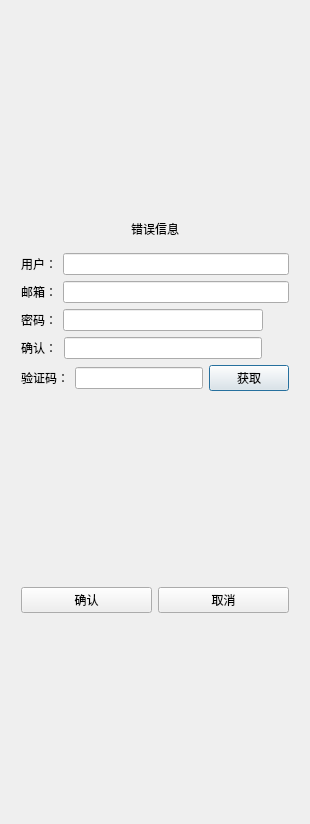
Bigricecooker/C----chat-project, file CPP-chat/registergdialog.ui: the form before one commit.
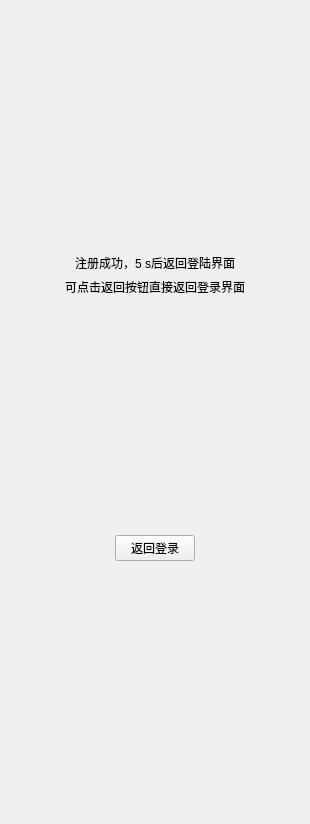
The form after the commit. The open tabs and pages were chosen to show the change. Custom widgets are drawn as their Qt base class.

Commit message: 完成了注册界面的优化

Diff of the .ui file:
```diff
--- a/CPP-chat/registergdialog.ui
+++ b/CPP-chat/registergdialog.ui
@@ -29,6 +29,13 @@
       <number>10</number>
      </property>
      <item>
+      <widget class="QStackedWidget" name="stackedWidget">
+       <property name="currentIndex">
+        <number>0</number>
+       </property>
+       <widget class="QWidget" name="page">
+        <layout class="QVBoxLayout" name="verticalLayout_6">
+         <item>
       <spacer name="verticalSpacer_3">
        <property name="orientation">
         <enum>Qt::Orientation::Vertical</enum>
@@ -36,14 +43,11 @@
        <property name="sizeHint" stdset="0">
         <size>
          <width>20</width>
-         <height>40</height>
+             <height>157</height>
         </size>
        </property>
       </spacer>
      </item>
-     <item>
-      <widget class="QWidget" name="widget" native="true">
-       <layout class="QVBoxLayout" name="verticalLayout_3">
         <item>
          <widget class="QLabel" name="err_tip">
           <property name="maximumSize">
@@ -75,9 +79,6 @@
           </property>
          </widget>
         </item>
-       </layout>
-      </widget>
-     </item>
      <item>
       <layout class="QHBoxLayout" name="horizontalLayout">
        <item>
@@ -210,7 +211,7 @@
        <property name="sizeHint" stdset="0">
         <size>
          <width>20</width>
-         <height>40</height>
+             <height>154</height>
         </size>
        </property>
       </spacer>
@@ -233,6 +234,11 @@
        </item>
       </layout>
      </item>
+         <item>
+          <widget class="QWidget" name="widget" native="true">
+           <layout class="QVBoxLayout" name="verticalLayout_3"/>
+          </widget>
+         </item>
      <item>
       <spacer name="verticalSpacer">
        <property name="orientation">
@@ -241,10 +247,110 @@
        <property name="sizeHint" stdset="0">
         <size>
          <width>20</width>
+             <height>155</height>
+            </size>
+           </property>
+          </spacer>
+         </item>
+        </layout>
+       </widget>
+       <widget class="QWidget" name="page_2">
+        <layout class="QVBoxLayout" name="verticalLayout_7">
+         <item>
+          <spacer name="verticalSpacer_5">
+           <property name="orientation">
+            <enum>Qt::Orientation::Vertical</enum>
+           </property>
+           <property name="sizeHint" stdset="0">
+            <size>
+             <width>20</width>
          <height>40</height>
         </size>
        </property>
       </spacer>
+         </item>
+         <item alignment="Qt::AlignmentFlag::AlignHCenter">
+          <widget class="QLabel" name="tip1_lb">
+           <property name="text">
+            <string>注册成功，5 s后返回登陆界面</string>
+           </property>
+          </widget>
+         </item>
+         <item alignment="Qt::AlignmentFlag::AlignHCenter">
+          <widget class="QLabel" name="tip2_lb">
+           <property name="text">
+            <string>可点击返回按钮直接返回登录界面</string>
+           </property>
+          </widget>
+         </item>
+         <item>
+          <spacer name="verticalSpacer_4">
+           <property name="orientation">
+            <enum>Qt::Orientation::Vertical</enum>
+           </property>
+           <property name="sizeHint" stdset="0">
+            <size>
+             <width>20</width>
+             <height>40</height>
+            </size>
+           </property>
+          </spacer>
+         </item>
+         <item>
+          <widget class="QWidget" name="widget_2" native="true">
+           <layout class="QHBoxLayout" name="horizontalLayout_19">
+            <item>
+             <spacer name="horizontalSpacer">
+              <property name="orientation">
+               <enum>Qt::Orientation::Horizontal</enum>
+              </property>
+              <property name="sizeHint" stdset="0">
+               <size>
+                <width>40</width>
+                <height>20</height>
+               </size>
+              </property>
+             </spacer>
+            </item>
+            <item>
+             <widget class="QPushButton" name="return_btn">
+              <property name="text">
+               <string>返回登录</string>
+              </property>
+             </widget>
+            </item>
+            <item>
+             <spacer name="horizontalSpacer_2">
+              <property name="orientation">
+               <enum>Qt::Orientation::Horizontal</enum>
+              </property>
+              <property name="sizeHint" stdset="0">
+               <size>
+                <width>40</width>
+                <height>20</height>
+               </size>
+              </property>
+             </spacer>
+            </item>
+           </layout>
+          </widget>
+         </item>
+         <item>
+          <spacer name="verticalSpacer_6">
+           <property name="orientation">
+            <enum>Qt::Orientation::Vertical</enum>
+           </property>
+           <property name="sizeHint" stdset="0">
+            <size>
+             <width>20</width>
+             <height>40</height>
+            </size>
+           </property>
+          </spacer>
+         </item>
+        </layout>
+       </widget>
+      </widget>
      </item>
     </layout>
    </item>
```
Lines whose indentation alone changed are shown as unchanged. The commit also changes 15 other files.
